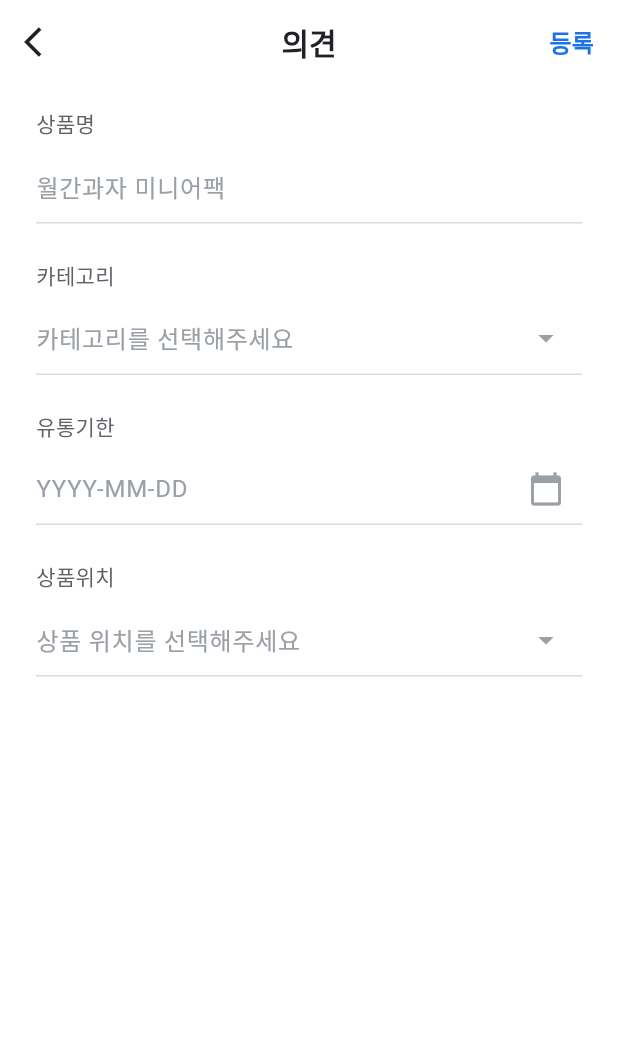
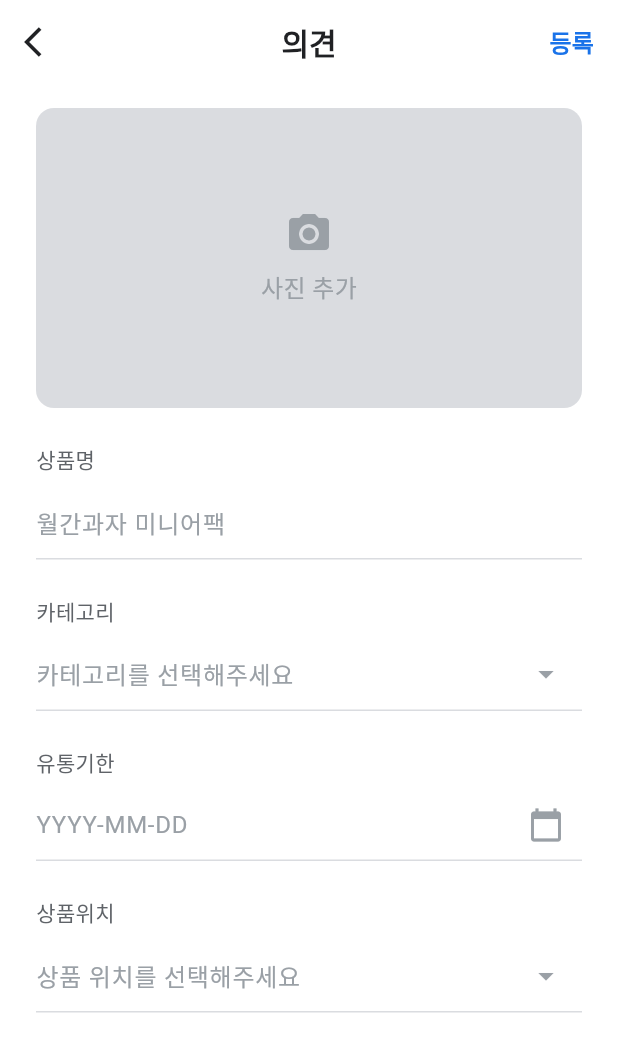
Before and after one commit to ngsgh/hoonapp010704, a Flutter app: the screen it shows after launch, item 3 of the bottom bar chosen, on a phone screen of 412 x 824 dp. Shown: the top 1052 px of the screen. Run offline on Flutter 3.47's test engine with Material 3 defaults, Android fonts, the phone set to English and light mode, and no system bars; our stand-ins replace image_picker.

Commit message:
이미지 등록 완료

```diff
--- a/lib/core/theme/app_colors.dart
+++ b/lib/core/theme/app_colors.dart
@@ -2,7 +2,7 @@ import 'package:flutter/material.dart';
 
 class AppColors {
   static const white = Colors.white;
-  static const background = Colors.white;
+  static const background = Color(0xFFF2F4F6);
   static const primary = Color(0xFF1A73E9);
 
   // Grey scale
--- a/lib/features/home/domain/models/product.dart
+++ b/lib/features/home/domain/models/product.dart
@@ -3,11 +3,13 @@ class Product {
   final String category;
   final String location;
   final DateTime expiryDate;
+  final String? imageUrl;
 
   Product({
     required this.name,
     required this.category,
     required this.location,
     required this.expiryDate,
+    this.imageUrl,
   });
 }
--- a/lib/features/product_register/presentation/pages/product_register_page.dart
+++ b/lib/features/product_register/presentation/pages/product_register_page.dart
@@ -1,4 +1,6 @@
+import 'dart:io';
 import 'package:flutter/material.dart';
+import 'package:image_picker/image_picker.dart';
 import '../../../../core/theme/app_colors.dart';
 import '../../../../core/theme/app_typography.dart';
 import '../../../../core/theme/app_spacing.dart';
@@ -8,6 +10,7 @@ import '../../domain/constants/storage_locations.dart';
 import 'package:provider/provider.dart';
 import '../../../home/presentation/providers/product_provider.dart';
 import '../../../home/domain/models/product.dart';
+import '../widgets/image_picker_bottom_sheet.dart';
 
 class ProductRegisterPage extends StatefulWidget {
   const ProductRegisterPage({super.key});
@@ -23,6 +26,8 @@ class _ProductRegisterPageState extends State<ProductRegisterPage> {
   final _categoryController = TextEditingController();
   final _expiryDateController = TextEditingController();
   final _locationController = TextEditingController();
+  File? _selectedImage; // 선택된 이미지 저장
+  final _imagePicker = ImagePicker(); // ImagePicker 인스턴스
 
   // 카테고리 목록
   final List<String> _categories = [
@@ -85,6 +90,36 @@ class _ProductRegisterPageState extends State<ProductRegisterPage> {
     );
   }
 
+  // 이미지 선택 bottom sheet 표시
+  void _showImagePicker() {
+    showModalBottomSheet(
+      context: context,
+      backgroundColor: Colors.transparent,
+      builder: (context) => ImagePickerBottomSheet(
+        onCameraTap: () => _pickImage(ImageSource.camera),
+        onGalleryTap: () => _pickImage(ImageSource.gallery),
+      ),
+    );
+  }
+
+  // 이미지 선택 함수
+  Future<void> _pickImage(ImageSource source) async {
+    try {
+      final XFile? image = await _imagePicker.pickImage(
+        source: source,
+        imageQuality: 80, // 이미지 품질 설정
+      );
+      if (image != null) {
+        setState(() {
+          _selectedImage = File(image.path);
+        });
+      }
+    } catch (e) {
+      // TODO: 에러 처리
+      print('이미지 선택 실패: $e');
+    }
+  }
+
   @override
   void dispose() {
     _productNameController.dispose();
@@ -110,6 +145,7 @@ class _ProductRegisterPageState extends State<ProductRegisterPage> {
               location: _locationController.text,
               expiryDate: DateTime.parse(
                   _expiryDateController.text.replaceAll('. ', '-')),
+              imageUrl: _selectedImage?.path, // 이미지 경로 추가
             );
 
             // Provider를 통해 상품 추가
@@ -127,6 +163,45 @@ class _ProductRegisterPageState extends State<ProductRegisterPage> {
             vertical: AppSpacing.medium,
           ),
           children: [
+            // 이미지 선택 영역
+            GestureDetector(
+              onTap: _showImagePicker,
+              child: Container(
+                height: 200,
+                decoration: BoxDecoration(
+                  color: AppColors.grey300,
+                  borderRadius: BorderRadius.circular(12),
+                  image: _selectedImage != null
+                      ? DecorationImage(
+                          image: FileImage(_selectedImage!),
+                          fit: BoxFit.cover,
+                        )
+                      : null,
+                ),
+                child: _selectedImage == null
+                    ? Center(
+                        child: Column(
+                          mainAxisAlignment: MainAxisAlignment.center,
+                          children: [
+                            const Icon(
+                              Icons.camera_alt,
+                              color: AppColors.grey500,
+                              size: 32,
+                            ),
+                            const SizedBox(height: AppSpacing.small),
+                            Text(
+                              '사진 추가',
+                              style: AppTypography.body.copyWith(
+                                color: AppColors.grey500,
+                              ),
+                            ),
+                          ],
+                        ),
+                      )
+                    : null,
+              ),
+            ),
+            const SizedBox(height: AppSpacing.large),
             _buildInputField(
               label: '상품명',
               controller: _productNameController,
--- a/pubspec.yaml
+++ b/pubspec.yaml
@@ -31,6 +31,7 @@ dependencies:
   flutter:
     sdk: flutter
   provider: ^6.1.1
+  image_picker: ^1.0.7
 
   # The following adds the Cupertino Icons font to your application.
   # Use with the CupertinoIcons class for iOS style icons.
```
Also changed, not shown: lib/features/home/presentation/widgets/product_list_item.dart (+13 -0 lines), lib/features/product_register/presentation/widgets/image_picker_bottom_sheet.dart (added, +53 -0 lines), pubspec.lock, 14 other files.
